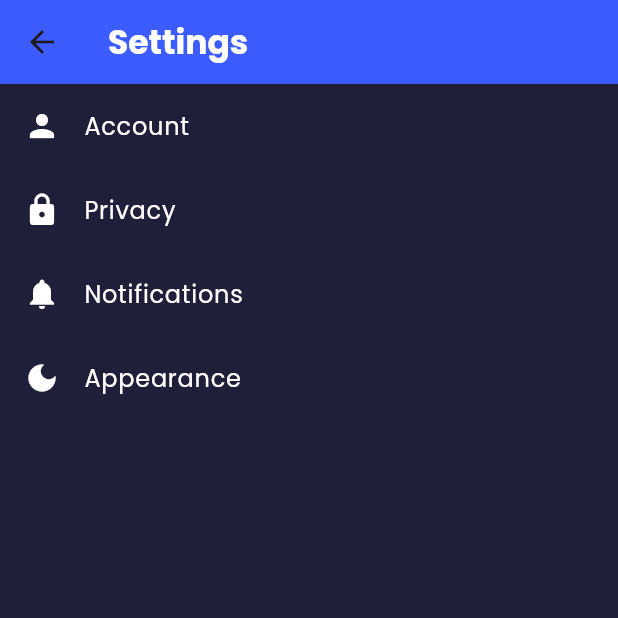
After one commit to Mohammad-Mahdi-Shokor/Mobile_Project, a Flutter app: the SettingsScreen screen opened directly, on a phone screen of 412 x 824 dp, the top half of it. The commit adds this screen. Run offline on Flutter 3.47's test engine with Material 3 defaults, Android fonts, the phone set to English and light mode, and no system bars; our stand-ins replace curved_navigation_bar, google_fonts; network calls fail; key blocks and very long unbroken strings in the code were emptied for the run.

Commit message:
dropdown/settings

```diff
--- /dev/null
+++ b/lib/settings_screen.dart
@@ -0,0 +1,55 @@
+import 'package:flutter/material.dart';
+import 'package:google_fonts/google_fonts.dart';
+
+class SettingsScreen extends StatelessWidget {
+  const SettingsScreen({super.key});
+
+  @override
+  Widget build(BuildContext context) {
+    return Scaffold(
+      backgroundColor: const Color(0xFF1F1F39),
+      appBar: AppBar(
+        backgroundColor: const Color(0xFF3D5CFF),
+        title: Text(
+          'Settings',
+          style: GoogleFonts.poppins(
+            fontWeight: FontWeight.bold,
+            color: Colors.white,
+          ),
+        ),
+      ),
+      body: ListView(
+        children: [
+          ListTile(
+            leading: const Icon(Icons.person, color: Colors.white),
+            title: Text(
+              'Account',
+              style: GoogleFonts.poppins(color: Colors.white),
+            ),
+          ),
+          ListTile(
+            leading: const Icon(Icons.lock, color: Colors.white),
+            title: Text(
+              'Privacy',
+              style: GoogleFonts.poppins(color: Colors.white),
+            ),
+          ),
+          ListTile(
+            leading: const Icon(Icons.notifications, color: Colors.white),
+            title: Text(
+              'Notifications',
+              style: GoogleFonts.poppins(color: Colors.white),
+            ),
+          ),
+          ListTile(
+            leading: const Icon(Icons.dark_mode, color: Colors.white),
+            title: Text(
+              'Appearance',
+              style: GoogleFonts.poppins(color: Colors.white),
+            ),
+          ),
+        ],
+      ),
+    );
+  }
+}
```
Also changed, not shown: lib/navigation_screen.dart (+123 -98 lines), lib/screenAppBar.dart (+71 -5 lines).
